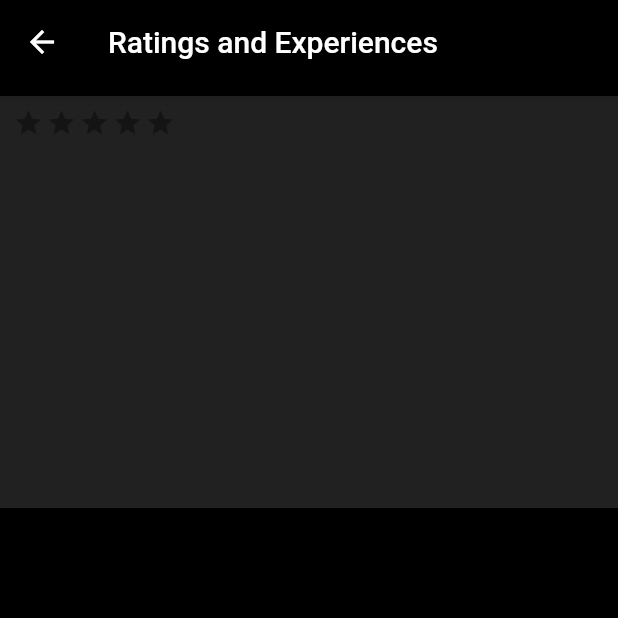
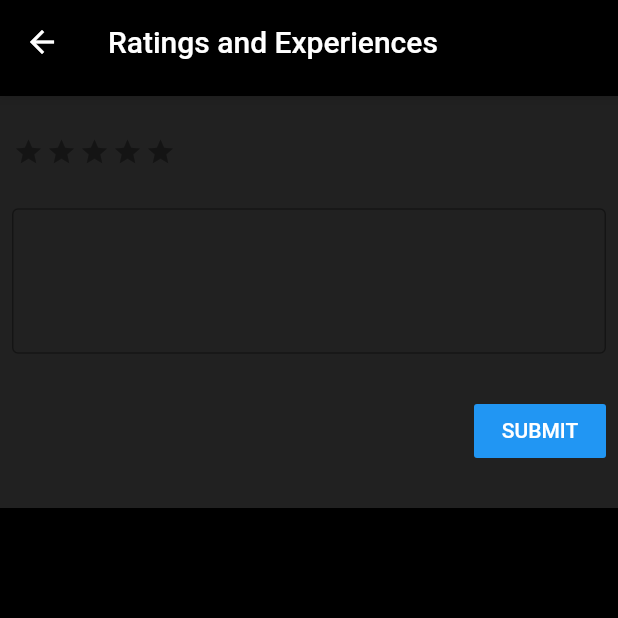
Before and after one commit to magj28/Fluttathon, a Flutter app: the AddRating screen opened directly, on a phone screen of 412 x 824 dp, the top half of it. Run offline on Flutter 3.47's test engine with Material 2 defaults, Android fonts, the phone set to English and light mode, and no system bars; drawn by our look-alikes of flutter_rating_bar; our stand-ins replace carousel_pro.

Commit message:
AddRating Completed

```diff
--- a/manipalexploreapp/lib/Screens/AddRating.dart
+++ b/manipalexploreapp/lib/Screens/AddRating.dart
@@ -23,6 +23,7 @@ class AddRating extends StatelessWidget {
           child: Padding(
             padding: const EdgeInsets.all(8.0),
             child: Column(
+              mainAxisAlignment: MainAxisAlignment.spaceEvenly,
               crossAxisAlignment: CrossAxisAlignment.start,
               children: [
                 RatingBar(
@@ -41,6 +42,26 @@ class AddRating extends StatelessWidget {
 
                   },
                 ),
+                Padding(
+                  padding: const EdgeInsets.symmetric(vertical: 8.0),
+                  child: TextField(
+                    decoration: InputDecoration(
+                      border: OutlineInputBorder(
+                        borderSide: BorderSide(color: Colors.grey),
+                      ),
+                      //hintText: Text("Enter experience", style: TextStyle(Colors.blueGrey),),
+                    ),
+                    maxLines: 3,
+                  ),
+                ),
+                Align(
+                  alignment: Alignment.bottomRight,
+                  child: FlatButton(
+                    child: Text("SUBMIT"),
+                    color: Colors.blue,
+                    textColor: Colors.white, onPressed: () {  },
+                  ),
+                )
               ],
             ),
           ),
--- a/manipalexploreapp/lib/Screens/HomeScreen.dart
+++ b/manipalexploreapp/lib/Screens/HomeScreen.dart
@@ -67,12 +67,12 @@ class _HomeScreenState extends State<HomeScreen> {
           children: [
             UserAccountsDrawerHeader(
               accountName: Text('Hemangi Jain'),
-              accountEmail: Text("fuyguh@gu"),
+              accountEmail: Text("hemangijain.28@gmail.com"),
               currentAccountPicture: CircleAvatar(
-                backgroundColor: Colors.orange,
+                backgroundColor: Colors.cyanAccent,
                 child: Text(
                   'HJ',
-                  style: TextStyle(color: Colors.black),
+                  style: TextStyle(color: Colors.black, fontSize: 20.0),
                 ),
               ),
               decoration: BoxDecoration(color: Colors.black),
--- a/manipalexploreapp/lib/Screens/KapuBeach.dart
+++ b/manipalexploreapp/lib/Screens/KapuBeach.dart
@@ -1,6 +1,6 @@
 import 'package:flutter/material.dart';
 import 'package:manipalexploreapp/Screens/RatingKaup.dart';
-import 'package:manipalexploreapp/widgets/SinglePlace.dart';
+import 'package:manipalexploreapp/Screens/SinglePlace.dart';
 
 class KaupBeach extends StatelessWidget {
   @override
--- a/manipalexploreapp/lib/Screens/RatingKaup.dart
+++ b/manipalexploreapp/lib/Screens/RatingKaup.dart
@@ -26,7 +26,7 @@ class RatingKaup extends StatelessWidget {
                           builder: (context) => AddRating()));
                 },
                 child: Text(
-                  "Add a rating", style: TextStyle(color: Colors.white, fontSize: 18,) , textAlign: TextAlign.right,
+                  "Add a rating!", style: TextStyle(color: Colors.blue, fontSize: 18,) , textAlign: TextAlign.center,
                 )),
           ),
           RatingCard('Anonymous', 3.5, 'Amazing'),
--- a/manipalexploreapp/lib/widgets/SinglePlace.dart
+++ b/manipalexploreapp/lib/Screens/SinglePlace.dart
@@ -65,6 +65,8 @@ class _SinglePlaceState extends State<SinglePlace> {
               SizedBox(
                 height: _height / 3,
                 width: _width,
+                child: Padding(
+                  padding: const EdgeInsets.symmetric(vertical:8.0),
                   child: Carousel(
                     images: [
                       AssetImage(widget.imageurl1),
@@ -79,6 +81,7 @@ class _SinglePlaceState extends State<SinglePlace> {
                     indicatorBgPadding: 10.0,
                     autoplayDuration: Duration(seconds: 5),
                     dotIncreasedColor: Colors.cyanAccent,
+                  ),
                 ),
               ),
               Padding(
--- a/manipalexploreapp/lib/widgets/Rating.dart
+++ b/manipalexploreapp/lib/widgets/Rating.dart
@@ -42,6 +42,7 @@ class RatingCard extends StatelessWidget {
                             fontSize: 15.0, color: Colors.grey))
                       ],
                     ),
+
                   ],
                 ),
                 Text(experience, style: TextStyle(fontSize: 20, color: Colors.blueGrey),)
```
Also changed, not shown: manipalexploreapp/lib/Screens/Beaches.dart (+9 -6 lines), manipalexploreapp/lib/model/AboutPlace.dart (added, +12 -0 lines), manipalexploreapp/lib/widgets/CategoryCard.dart (+0 -53 lines), manipalexploreapp/lib/widgets/PlaceCard.dart (+100 -0 lines). Lines whose indentation alone changed are shown as unchanged.
